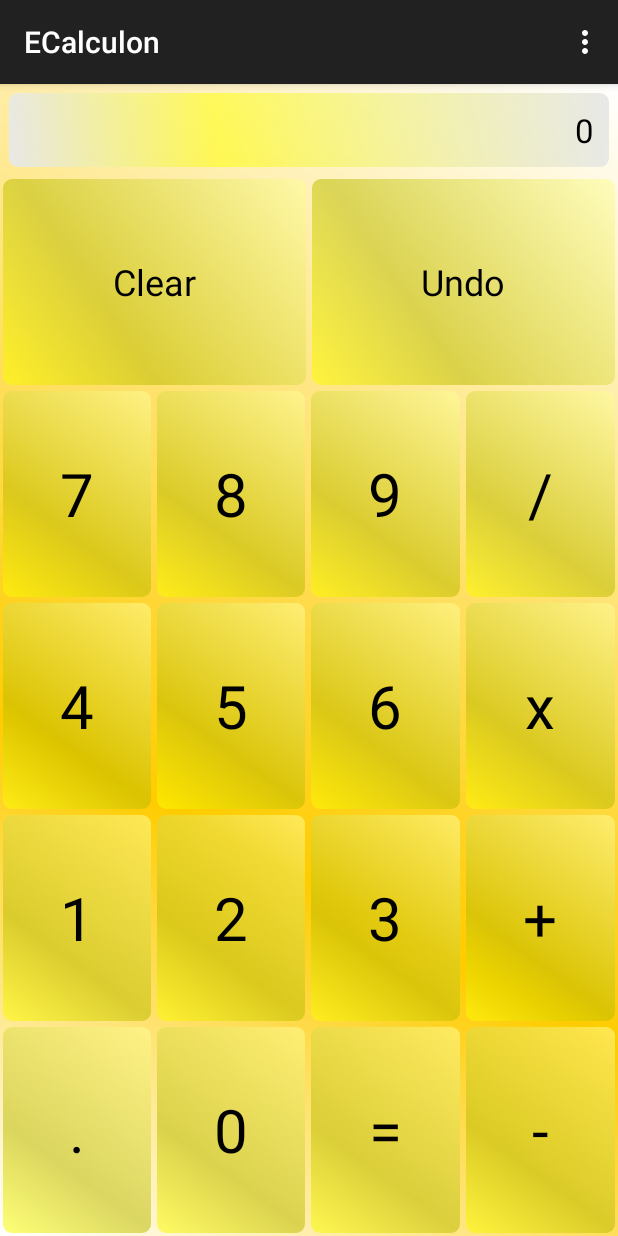
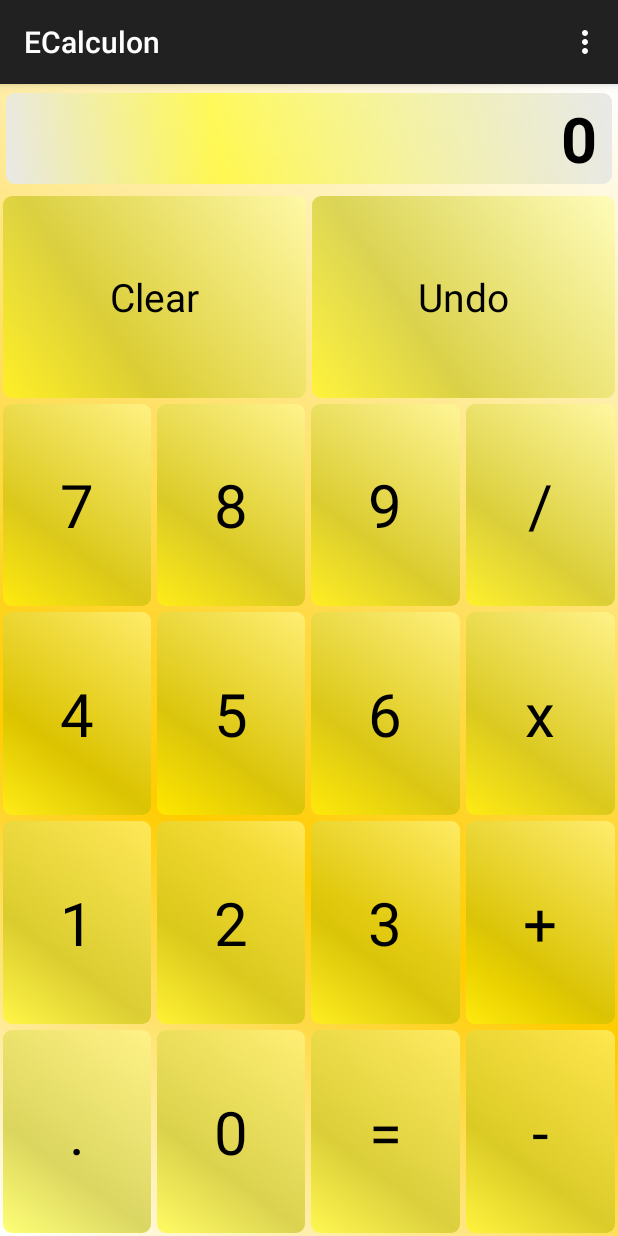
Before and after one commit to iammck/ECalculon, an Android app: the screen it shows after launch (MainActivity), on a phone screen of 412 x 824 dp. Run offline under Robolectric (Android 15) with nearby library versions, the phone set to English and light mode, and no system bars.

Commit message:
Enlargen UI output, update icons n release 2alpha
updated whatsnew,
[PUBLISH 'release':'alpha']

```diff
--- a/app/build.gradle
+++ b/app/build.gradle
@@ -9,7 +9,7 @@ android {
         applicationId "com.mck.ecalculon"
         minSdkVersion 9
         targetSdkVersion 22
-        versionCode 12
+        versionCode 13
         versionName "basic"
         testInstrumentationRunner "android.support.test.runner.AndroidJUnitRunner"
     }
--- a/app/src/main/res/layout/output_fragment.xml
+++ b/app/src/main/res/layout/output_fragment.xml
@@ -4,7 +4,9 @@
     android:orientation="vertical"
     android:layout_width="match_parent"
     android:layout_height="match_parent"
-    android:contentDescription="@string/output_fragment_content_description">
+    android:contentDescription="@string/output_fragment_content_description"
+    android:paddingTop="@dimen/output_text_padding"
+    android:paddingBottom="@dimen/output_text_padding">
 
     <TextView
         android:id="@+id/output"
@@ -12,9 +14,12 @@
         android:layout_height="wrap_content"
         android:text="@string/default_output"
         android:gravity="right"
-        android:layout_margin="@dimen/output_padding"
+        android:layout_margin="@dimen/output_margin"
         android:textSize="@dimen/output_text_size"
         android:textColor="#000000"
+        android:textStyle="bold"
         android:background="@drawable/output_background"
-        android:maxLength="@integer/output_max_length" />
+        android:maxLength="@integer/output_max_length"
+        android:paddingTop="@dimen/output_text_padding"
+        android:paddingBottom="@dimen/output_text_padding" />
 </LinearLayout>
--- a/app/src/main/res/values/dimens.xml
+++ b/app/src/main/res/values/dimens.xml
@@ -2,9 +2,10 @@
     <!-- Default screen margins, per the Android Design guidelines. -->
     <dimen name="activity_horizontal_margin">16dp</dimen>
     <dimen name="activity_vertical_margin">16dp</dimen>
-    <dimen name="output_padding">6dp</dimen>
+    <dimen name="output_margin">4dp</dimen>
     <dimen name="number_button_text_size">40sp</dimen>
     <dimen name="operator_button_text_size">40sp</dimen>
-    <dimen name="menu_button_text_size">24sp</dimen>
-    <dimen name="output_text_size">22sp</dimen>
+    <dimen name="menu_button_text_size">26sp</dimen>
+    <dimen name="output_text_size">42sp</dimen>
+    <dimen name="output_text_padding">2dp</dimen>
 </resources>
--- a/app/src/main/res/values/integers.xml
+++ b/app/src/main/res/values/integers.xml
@@ -1,4 +1,4 @@
 <?xml version="1.0" encoding="utf-8"?>
 <resources>
-    <integer name="output_max_length">40</integer>
+    <integer name="output_max_length">24</integer>
 </resources>
```
Also changed, not shown: app/src/main/res/mipmap-hdpi/ic_launcher.png, app/src/main/res/mipmap-mdpi/ic_launcher.png, app/src/main/res/mipmap-xhdpi/ic_launcher.png, app/src/main/res/mipmap-xxhdpi/ic_launcher.png, 1 other file.
